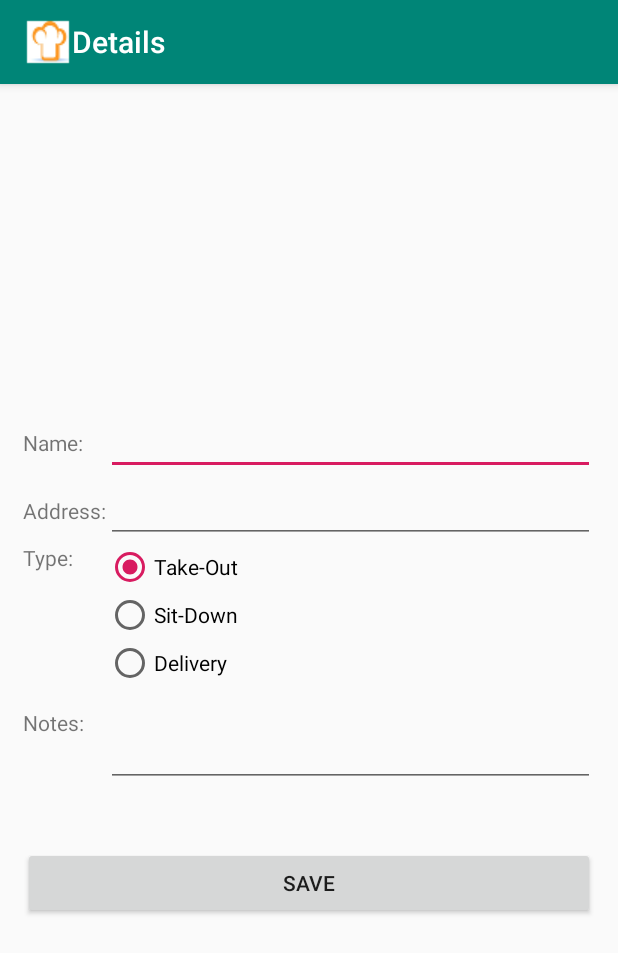
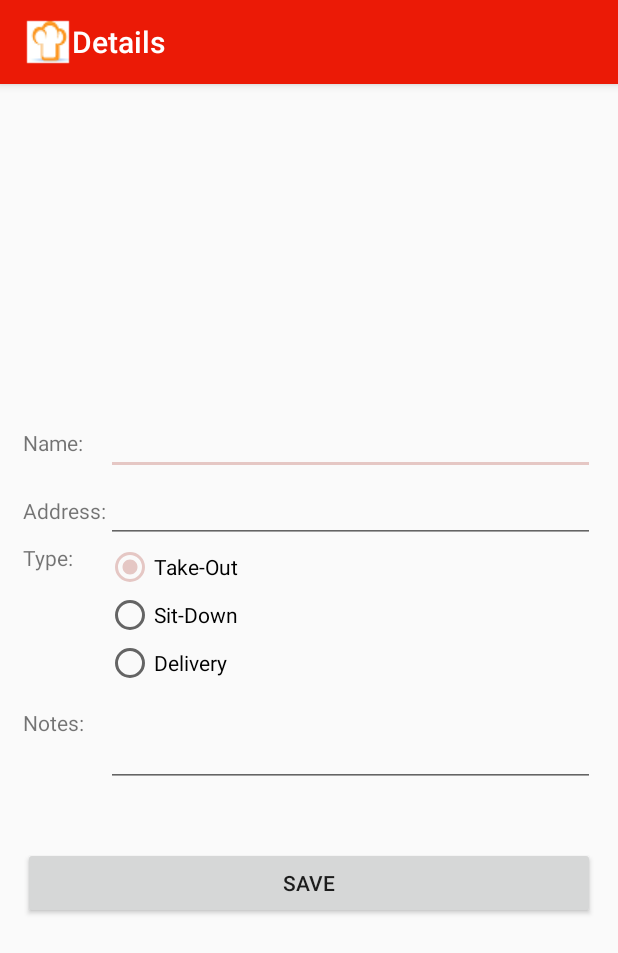
Before and after one commit to FamaDragon1998/CMOV-FEUP, an Android app: the screen it shows after launch (DetailsActivity), in the options menu, after a tap on "Add new Product", on a phone screen of 412 x 824 dp. Shown: the top 953 px of the screen. Run offline under Robolectric (Android 15) with nearby library versions, the phone set to English and light mode, and no system bars.

Commit message:
theme change

```diff
--- a/Client/app/src/main/java/org/feup/apm/lunchlist4/MainActivity.java
+++ b/Client/app/src/main/java/org/feup/apm/lunchlist4/MainActivity.java
@@ -30,7 +30,7 @@ public class MainActivity extends AppCompatActivity implements AdapterView.OnIte
     super.onCreate(savedInstanceState);
     ActionBar bar = getSupportActionBar();
     if (bar != null) {
-      bar.setIcon(R.drawable.medium_logo);
+      bar.setIcon(R.drawable.medium_logo2);
       bar.setDisplayShowHomeEnabled(true);
     }
     setContentView(R.layout.activity_main);
--- a/Client/app/src/main/res/values/colors.xml
+++ b/Client/app/src/main/res/values/colors.xml
@@ -1,6 +1,6 @@
 <?xml version="1.0" encoding="utf-8"?>
 <resources>
-    <color name="colorPrimary">#008577</color>
-    <color name="colorPrimaryDark">#00574B</color>
-    <color name="colorAccent">#D81B60</color>
+    <color name="colorPrimary">#EB1A06</color>
+    <color name="colorPrimaryDark">#B41405</color>
+    <color name="colorAccent">#E5C7C4</color>
 </resources>
--- a/Client/app/src/main/res/values/strings.xml
+++ b/Client/app/src/main/res/values/strings.xml
@@ -1,5 +1,5 @@
 <resources>
-    <string name="app_name">ACME Shop</string>
+    <string name="app_name"></string>
     <string name="tv_name">Name:</string>
     <string name="tv_address">Address:</string>
     <string name="tv_type">Type:</string>
```
Also changed, not shown: Client/app/src/main/res/drawable/medium_logo2.png (added).
